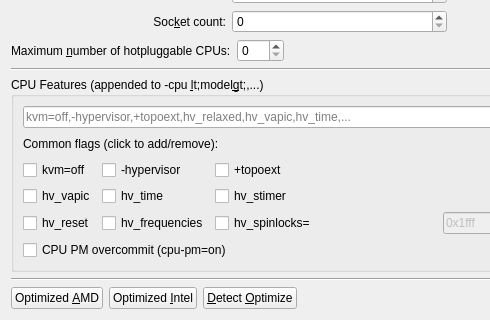
The window that src/SMP_Settings_Window.ui (tronx2100/aqemu) describes before a commit, drawn with Qt 5; both pictures show x 0 to 490 and y 240 to 560 of the 900 by 560 pixel window.
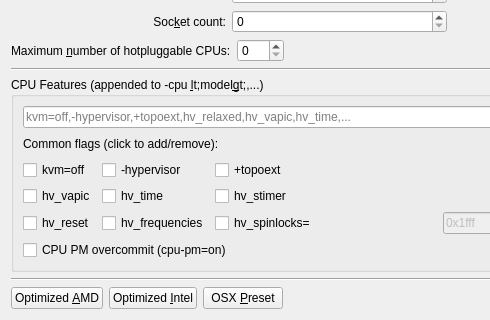
The same window after the commit. Icons and pictures are not drawn. Custom widgets are drawn as their Qt base class.

Commit message: 2025-07-27: CPU flags + machine options in Arch dialog, OSX Preset button

The edit to the form file:
```diff
--- a/src/SMP_Settings_Window.ui
+++ b/src/SMP_Settings_Window.ui
@@ -392,7 +392,7 @@
      <item>
       <widget class="QPushButton" name="PB_Detect_Host_CPU">
        <property name="text">
-        <string>&amp;Detect &amp;Optimize</string>
+         <string>OSX &amp;Preset</string>
        </property>
       </widget>
      </item>
```
Left out of the diff: 4 changed lines with no effect on the pictures. Lines whose indentation alone changed are shown as unchanged. The commit also changes 6 other files.
